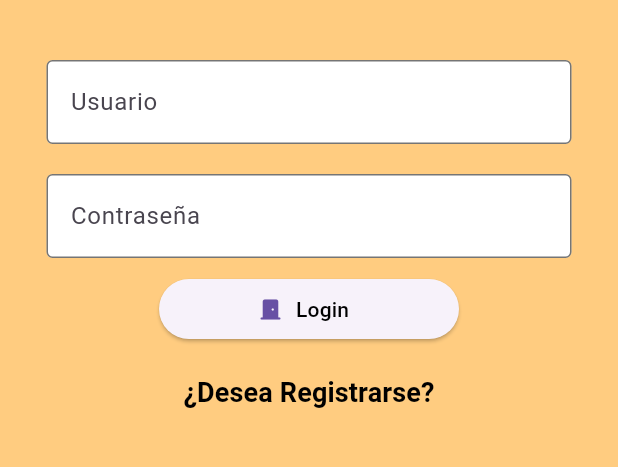
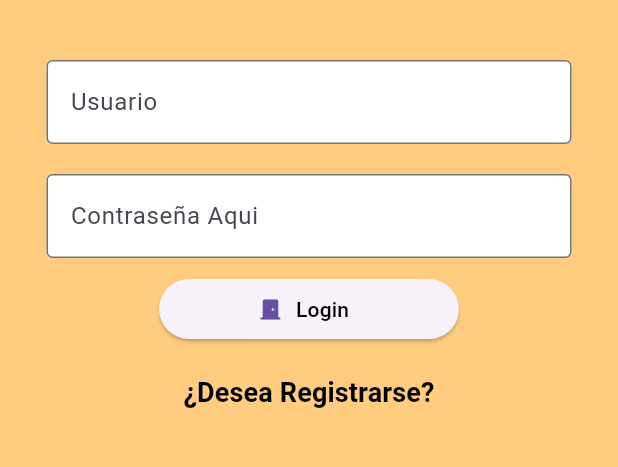
Before and after one commit to HaroldArguelloNic/mynapopizza, a Flutter app: the screen it shows after launch, on a phone screen of 412 x 824 dp, the part 375-842 px from its top. Run offline on Flutter 3.47's test engine with Material 3 defaults, Android fonts, the phone set to English and light mode, and no system bars; our stand-ins replace google_fonts; missing offline and left inert: mysql_client.

Commit message:
Prueba cambio contraseña

```diff
--- a/lib/page/login_page.dart
+++ b/lib/page/login_page.dart
@@ -2,7 +2,6 @@ import 'package:flutter/material.dart';
 import 'package:mynapopizza/page/home_page.dart';
 
 import 'package:mynapopizza/page/registration_page.dart';
-
 
 class LoginPage extends StatefulWidget {
   const LoginPage({super.key});
@@ -10,13 +9,13 @@ class LoginPage extends StatefulWidget {
   @override
   _LoginPageState createState() => _LoginPageState();
 }
+
 class _LoginPageState extends State<LoginPage> {
   final TextEditingController _usuarioController = TextEditingController();
   final TextEditingController _contraseniaController = TextEditingController();
 
-    //Prueba de login falta implementacion con datos
+  //Prueba de login falta implementacion con datos
   void _BetaLogin(BuildContext context) {
-
     String usuario = _usuarioController.text;
     String contrasena = _contraseniaController.text;
 
@@ -53,7 +52,7 @@ class _LoginPageState extends State<LoginPage> {
                   Icons.person,
                   size: 110,
                 ),
-                  /*   Texto de bienvenida              */
+                /*   Texto de bienvenida              */
                 const Text(
                   'Bienvenido A MyNapoPizza!',
                   textAlign: TextAlign.center,
@@ -65,8 +64,8 @@ class _LoginPageState extends State<LoginPage> {
                 const SizedBox(height: 30),
                 // Usuario TextField
                 Padding(
-                  padding:
-                      const EdgeInsets.symmetric(horizontal: 25.0, vertical: 10.0),
+                  padding: const EdgeInsets.symmetric(
+                      horizontal: 25.0, vertical: 10.0),
                   child: TextField(
                     controller: _usuarioController,
                     decoration: const InputDecoration(
@@ -81,13 +80,13 @@ class _LoginPageState extends State<LoginPage> {
                 ),
                 // Contraseña TextField
                 Padding(
-                  padding:
-                      const EdgeInsets.symmetric(horizontal: 25.0, vertical: 10.0),
+                  padding: const EdgeInsets.symmetric(
+                      horizontal: 25.0, vertical: 10.0),
                   child: TextField(
                     controller: _contraseniaController,
                     obscureText: true,
                     decoration: const InputDecoration(
-                      labelText: 'Contraseña',
+                      labelText: 'Contraseña Aqui',
                       enabledBorder: OutlineInputBorder(
                         borderSide: BorderSide(color: Colors.black54),
                       ),
@@ -98,9 +97,7 @@ class _LoginPageState extends State<LoginPage> {
                 ),
                 // Botón de inicio de sesión
                 ElevatedButton.icon(
-                  onPressed: () => _BetaLogin(context)
-
-                  ,
+                  onPressed: () => _BetaLogin(context),
                   icon: const Icon(Icons.door_front_door_rounded),
                   label: const Text(
                     'Login',
```
